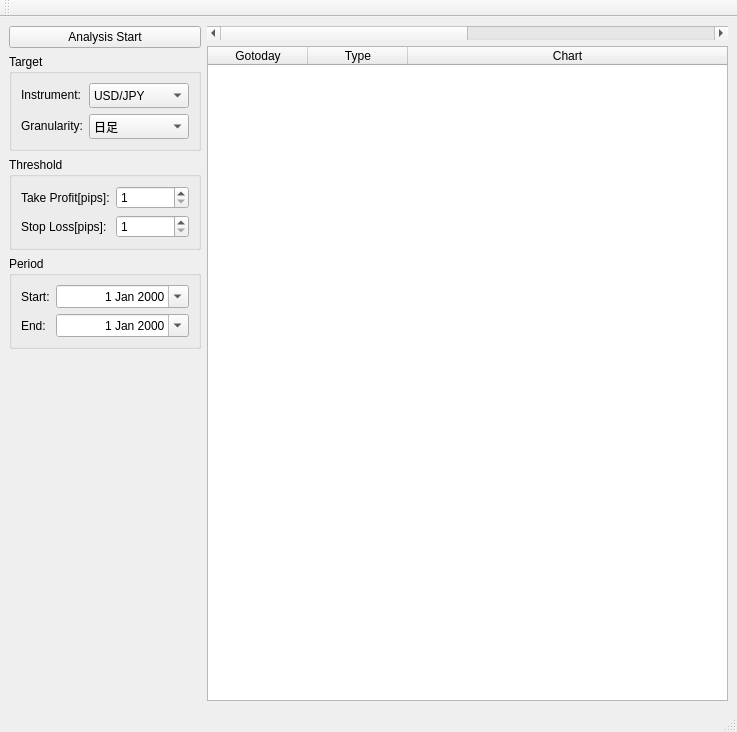
First picture: the form in trade_monitor/trade_monitor/tech/sma_mth01.ui, repository takkin-takilog/namake-trader, before the edit.
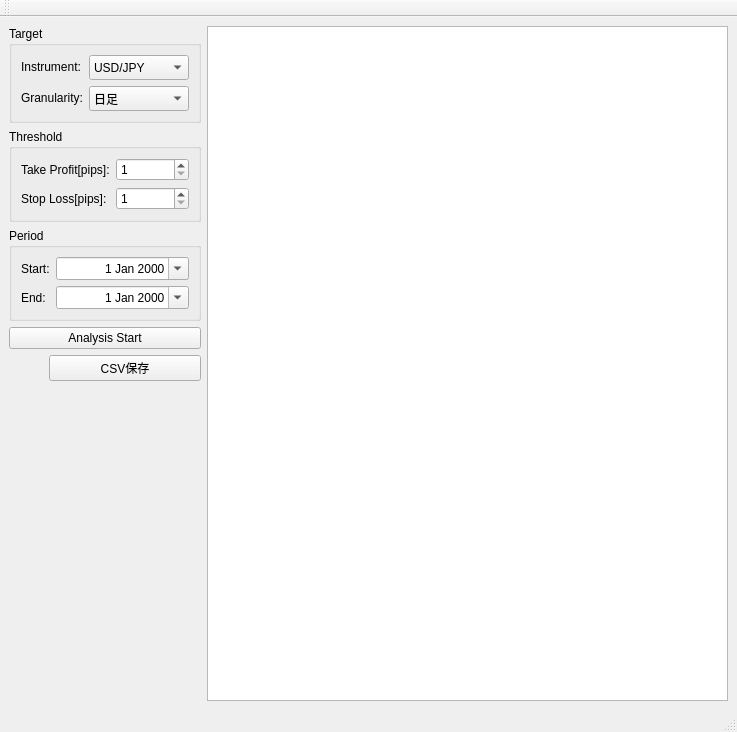
Second picture: the form after the edit.

What changed in the file:
```diff
--- a/trade_monitor/trade_monitor/tech/sma_mth01.ui
+++ b/trade_monitor/trade_monitor/tech/sma_mth01.ui
@@ -17,13 +17,6 @@
    <layout class="QHBoxLayout" name="horizontalLayout">
     <item>
      <layout class="QVBoxLayout" name="verticalLayout">
-      <item>
-       <widget class="QPushButton" name="pushButton_analysis_start">
-        <property name="text">
-         <string>Analysis Start</string>
-        </property>
-       </widget>
-      </item>
       <item>
        <widget class="QGroupBox" name="groupBox_3">
         <property name="title">
@@ -199,6 +192,49 @@
         </layout>
        </widget>
       </item>
+      <item>
+       <widget class="QPushButton" name="pushButton_analysis_start">
+        <property name="sizePolicy">
+         <sizepolicy hsizetype="Preferred" vsizetype="Preferred">
+          <horstretch>0</horstretch>
+          <verstretch>0</verstretch>
+         </sizepolicy>
+        </property>
+        <property name="text">
+         <string>Analysis Start</string>
+        </property>
+       </widget>
+      </item>
+      <item>
+       <layout class="QHBoxLayout" name="horizontalLayout_2">
+        <property name="spacing">
+         <number>0</number>
+        </property>
+        <item>
+         <spacer name="horizontalSpacer">
+          <property name="orientation">
+           <enum>Qt::Horizontal</enum>
+          </property>
+          <property name="sizeType">
+           <enum>QSizePolicy::Preferred</enum>
+          </property>
+          <property name="sizeHint" stdset="0">
+           <size>
+            <width>40</width>
+            <height>20</height>
+           </size>
+          </property>
+         </spacer>
+        </item>
+        <item>
+         <widget class="QPushButton" name="pushButton_tech_csv_out">
+          <property name="text">
+           <string>CSV保存</string>
+          </property>
+         </widget>
+        </item>
+       </layout>
+      </item>
       <item>
        <spacer name="verticalSpacer">
         <property name="orientation">
@@ -217,72 +253,7 @@
     <item>
      <layout class="QVBoxLayout" name="verticalLayout_5">
       <item>
-       <widget class="QScrollBar" name="ScrollBar_DateRange">
-        <property name="sizePolicy">
-         <sizepolicy hsizetype="Expanding" vsizetype="Fixed">
-          <horstretch>0</horstretch>
-          <verstretch>0</verstretch>
-         </sizepolicy>
-        </property>
-        <property name="maximum">
-         <number>10</number>
-        </property>
-        <property name="singleStep">
-         <number>1</number>
-        </property>
-        <property name="orientation">
-         <enum>Qt::Horizontal</enum>
-        </property>
-       </widget>
-      </item>
-      <item>
-       <widget class="QTableWidget" name="tableWidget">
-        <property name="focusPolicy">
-         <enum>Qt::NoFocus</enum>
-        </property>
-        <property name="editTriggers">
-         <set>QAbstractItemView::NoEditTriggers</set>
-        </property>
-        <property name="selectionMode">
-         <enum>QAbstractItemView::NoSelection</enum>
-        </property>
-        <property name="selectionBehavior">
-         <enum>QAbstractItemView::SelectRows</enum>
-        </property>
-        <property name="verticalScrollMode">
-         <enum>QAbstractItemView::ScrollPerPixel</enum>
-        </property>
-        <property name="rowCount">
-         <number>0</number>
-        </property>
-        <property name="columnCount">
-         <number>3</number>
-        </property>
-        <attribute name="horizontalHeaderVisible">
-         <bool>true</bool>
-        </attribute>
-        <attribute name="horizontalHeaderStretchLastSection">
-         <bool>true</bool>
-        </attribute>
-        <attribute name="verticalHeaderVisible">
-         <bool>true</bool>
-        </attribute>
-        <column>
-         <property name="text">
-          <string>Gotoday</string>
-         </property>
-        </column>
-        <column>
-         <property name="text">
-          <string>Type</string>
-         </property>
-        </column>
-        <column>
-         <property name="text">
-          <string>Chart</string>
-         </property>
-        </column>
-       </widget>
+       <widget class="QTreeView" name="treeView"/>
       </item>
      </layout>
     </item>
```
